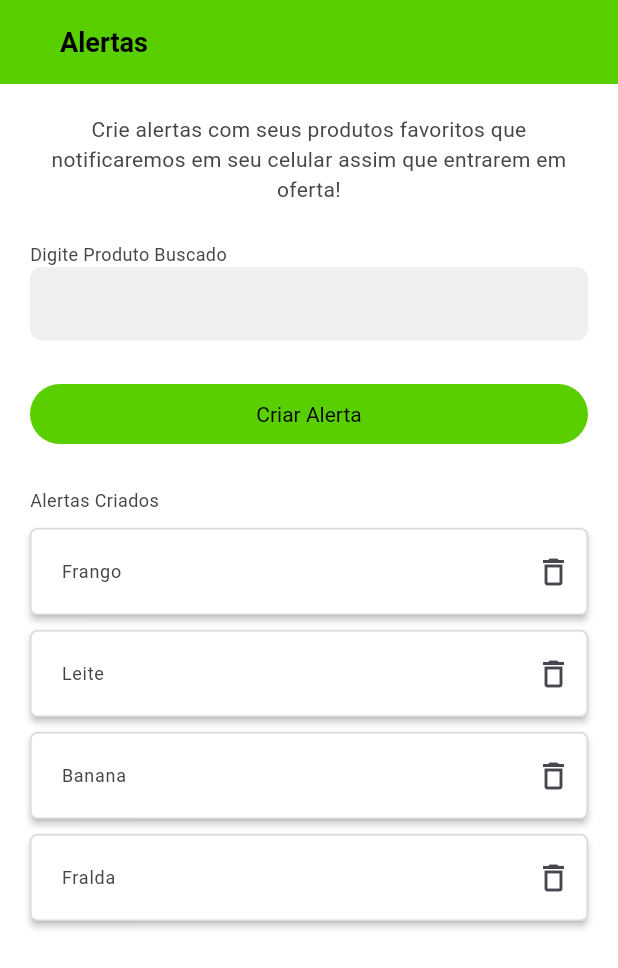
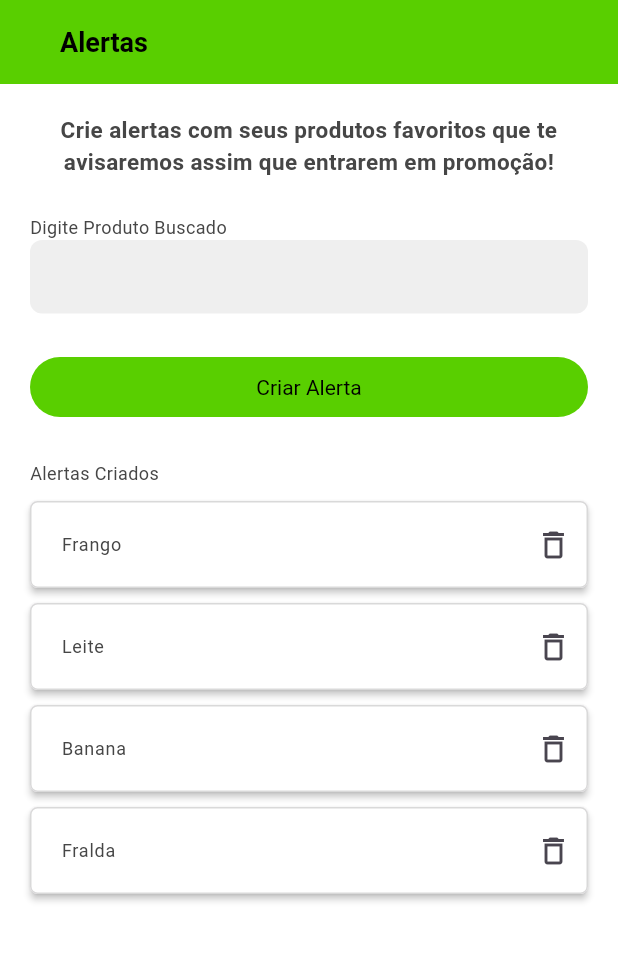
Before and after one commit to economize-mais/app_economize_mais, a Flutter app: the AlertasScreen screen opened directly, on a phone screen of 412 x 824 dp. Shown: the top 968 px of the screen. Run offline on Flutter 3.47's test engine with Material 3 defaults, Android fonts, the phone set to English and light mode, and no system bars; our stand-ins replace carousel_slider, dio, flutter_svg, geocoding, location, mask_text_input_formatter and 1 more.

Commit message:
fix: alterações de layout

```diff
--- a/lib/screens/alertas/alertas_screen.dart
+++ b/lib/screens/alertas/alertas_screen.dart
@@ -36,11 +36,12 @@ class _AlertasScreenState extends State<AlertasScreen> {
           crossAxisAlignment: CrossAxisAlignment.stretch,
           children: [
             Text(
-              'Crie alertas com seus produtos favoritos que notificaremos em seu celular assim que entrarem em oferta!',
+              'Crie alertas com seus produtos favoritos que te avisaremos assim que entrarem em promoção!',
               textAlign: TextAlign.center,
               style: TextStyle(
                 color: AppScheme.gray[4],
-                fontSize: 14,
+                fontSize: 15,
+                fontWeight: FontWeight.bold
               ),
             ),
             Padding(
--- a/lib/screens/contato suporte/contato_suporte_screen.dart
+++ b/lib/screens/contato suporte/contato_suporte_screen.dart
@@ -36,7 +36,7 @@ class ContatoSuporteScreen extends StatelessWidget {
               ),
               FilledButton(
                 onPressed: () {},
-                child: const Text('Salvar'),
+                child: const Text('Enviar'),
               ),
             ],
           ),
--- a/lib/screens/profile/profile_screen.dart
+++ b/lib/screens/profile/profile_screen.dart
@@ -67,6 +67,11 @@ class _ProfileScreenState extends State<ProfileScreen> {
               title: 'Perguntas Frequentes',
             ),
             CustomElevatedButtonWidget(
+              onPressed: () =>
+                  Navigator.pushNamed(context, '/anuncie-conosco'),
+              title: 'Anuncie com a gente',
+            ),
+            CustomElevatedButtonWidget(
               onPressed: () => Navigator.pushNamed(context, '/terms/single',
                   arguments: 'USAGE'),
               title: 'Termos de Uso',
```
Also changed, not shown: lib/screens/negocios detalhes/widget/produto_item_detalhe_widget.dart (+8 -0 lines).
